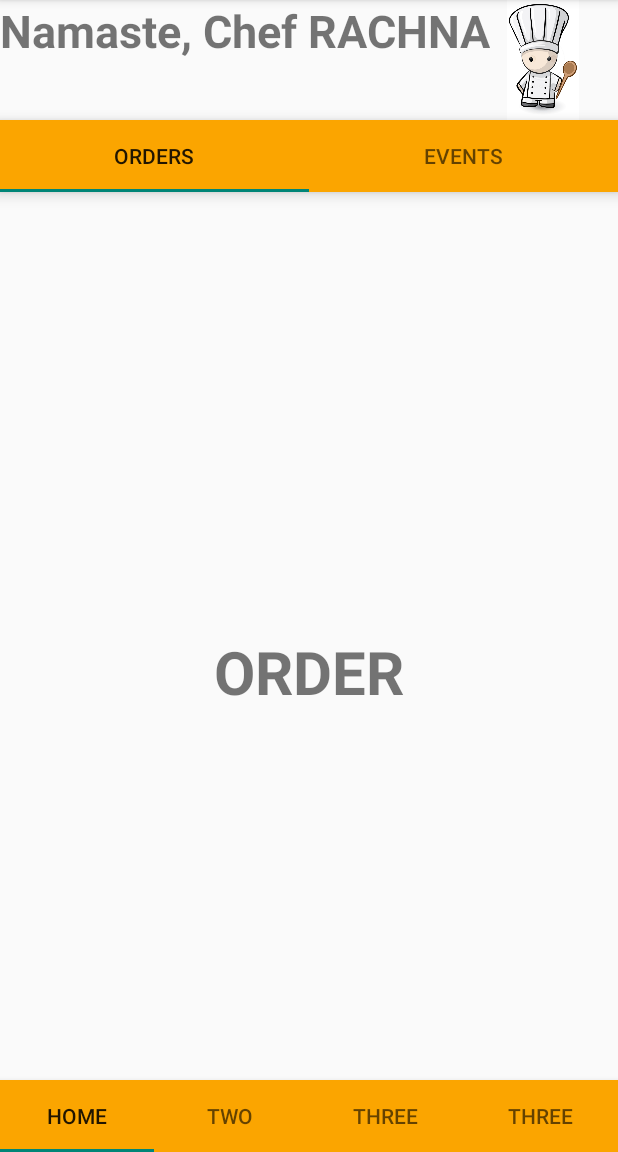
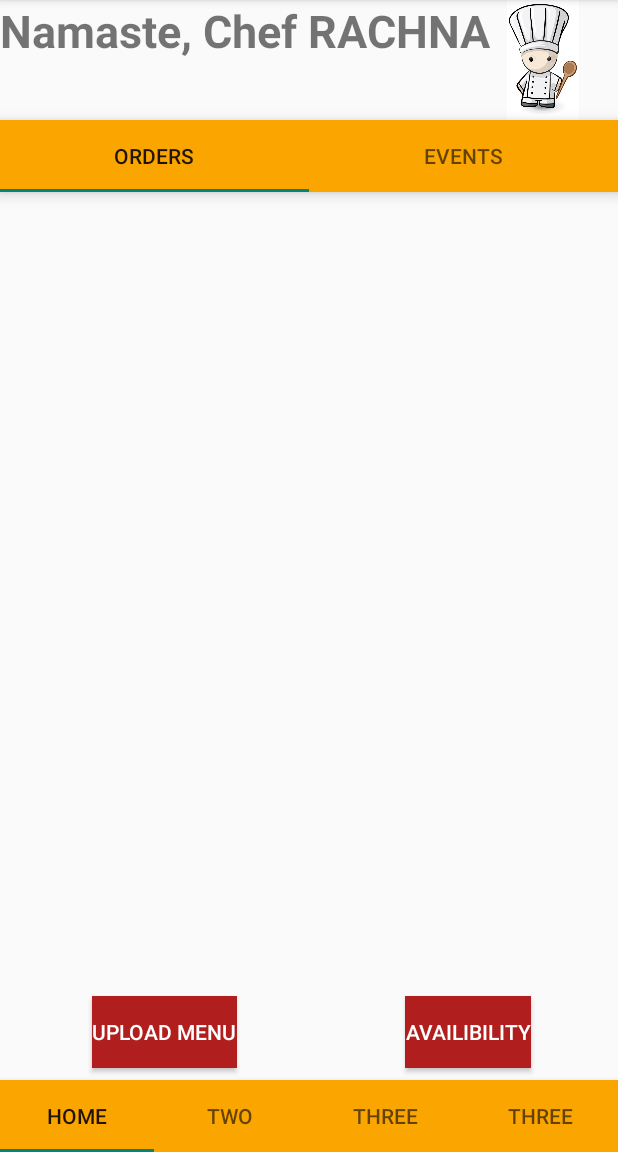
Before and after one commit to prot95/Hestia_first, an Android app: the order_fragment screen opened directly, with no data from a screen before it, on a phone screen of 412 x 824 dp, the part 84-1236 px from its top. Run offline under Robolectric (Android 15) with nearby library versions, the phone set to English and light mode, and no system bars.

Commit message:
placed buttons on fragment_home_cook layout

```diff
--- a/app/src/main/java/com/example/protichi/hestia_first/order_fragment.java
+++ b/app/src/main/java/com/example/protichi/hestia_first/order_fragment.java
@@ -3,14 +3,21 @@ package com.example.protichi.hestia_first;
 import android.app.Activity;
 import android.net.Uri;
 import android.os.Bundle;
+import android.widget.ListView;
 import android.support.v4.view.ViewPager;
 import android.support.v4.app.Fragment;
 import android.view.LayoutInflater;
 import android.view.View;
 import android.view.ViewGroup;
+import android.widget.ArrayAdapter;
 import android.widget.TextView;
 
 public class order_fragment extends Fragment {
+
+    static final String[] order = new String[] { "Breakfast Order" , "Lunch Order", "Dinner Order"};
+    static final String[] time = new String[] {"10:00 AM", "2:00 PM", "8:00PM"};
+    static final String[] orderNum = new String[]{"5", "7", "2"};
+    static final String orderWord = " orders";
 
     public order_fragment()
     {
@@ -36,8 +43,8 @@ public class order_fragment extends Fragment {
     public void onActivityCreated(Bundle savedInstanceState)
     {
         super.onActivityCreated(savedInstanceState);
-        TextView welcomeTextView = (TextView)getView().findViewById(R.id.text);
-        welcomeTextView.setText("ORDER");
+
+
 
     }
 
--- a/app/src/main/res/layout/fragment_home_cook.xml
+++ b/app/src/main/res/layout/fragment_home_cook.xml
@@ -1,13 +1,15 @@
-<LinearLayout xmlns:android="http://schemas.android.com/apk/res/android"
+<RelativeLayout xmlns:android="http://schemas.android.com/apk/res/android"
     xmlns:app="http://schemas.android.com/apk/res-auto"
     xmlns:tools="http://schemas.android.com/tools" android:layout_width="match_parent"
     android:layout_height="match_parent"
     tools:context="com.example.protichi.hestia_first.Home_cook"
-    android:orientation="vertical">
+    android:orientation="vertical"
+    android:weightSum="1">
 
     <RelativeLayout
         android:layout_width="match_parent"
-        android:layout_height="80dp">
+        android:layout_height="80dp"
+        android:id="@+id/relativeLayout">
         <TextView
             android:layout_width="wrap_content"
             android:layout_height="wrap_content"
@@ -39,13 +41,52 @@
         android:background="@color/actionbar_background"
         app:tabGravity="fill"
         android:fillViewport="true"
-        android:elevation="6dp"/>
+        android:elevation="6dp"
+        android:layout_alignTop="@+id/viewpager"
+        android:layout_alignParentLeft="true"
+        android:layout_alignParentStart="true" />
 
     <android.support.v4.view.ViewPager
         android:id="@+id/viewpager"
         android:layout_width="match_parent"
+        android:layout_height="251dp"
+        app:layout_behavior="@string/appbar_scrolling_view_behavior"
+        android:layout_below="@+id/relativeLayout"
+        android:layout_alignParentLeft="true"
+        android:layout_alignParentStart="true" />
+
+    <Button
+        style="?android:attr/buttonStyleSmall"
+        android:layout_width="wrap_content"
         android:layout_height="wrap_content"
-        app:layout_behavior="@string/appbar_scrolling_view_behavior" />
+        android:text="AVAILIBILITY"
+        android:id="@+id/availibility"
+        android:background="@color/buttonColor"
+        android:textColor="#ffffff"
+        android:textAlignment="center"
+        android:layout_gravity="center_horizontal"
+        android:layout_alignTop="@+id/menu"
+        android:layout_alignParentRight="true"
+        android:layout_alignParentEnd="true"
+        android:layout_marginRight="58dp"
+        android:layout_marginEnd="58dp" />
+
+    <Button
+        style="?android:attr/buttonStyleSmall"
+        android:layout_width="wrap_content"
+        android:layout_height="wrap_content"
+        android:text="UPLOAD MENU"
+        android:id="@+id/menu"
+        android:background="@color/buttonColor"
+        android:textColor="#ffffff"
+        android:textAlignment="center"
+        android:layout_gravity="center_horizontal"
+        android:layout_marginBottom="56dp"
+        android:layout_alignParentBottom="true"
+        android:layout_alignParentLeft="true"
+        android:layout_alignParentStart="true"
+        android:layout_marginLeft="61dp"
+        android:layout_marginStart="61dp" />
 
 
-</LinearLayout>
+</RelativeLayout>
--- a/app/src/main/res/layout/order_event_layout.xml
+++ b/app/src/main/res/layout/order_event_layout.xml
@@ -2,6 +2,7 @@
     xmlns:tools="http://schemas.android.com/tools" android:layout_width="match_parent"
     android:layout_height="match_parent"
     tools:context="com.example.protichi.hestia_first.order_event_layout">
+
 
     <TextView
         android:layout_width="wrap_content"
--- a/app/src/main/res/values/colors.xml
+++ b/app/src/main/res/values/colors.xml
@@ -2,4 +2,6 @@
 <resources>
     <color name="actionbar_background">#fba500</color>
     <color name="actionbar_text">#ffffff</color>
+    <color name="orderColor"> #fffa78</color>
+    <color name="buttonColor"> #B01E1E</color>
 </resources>
```
